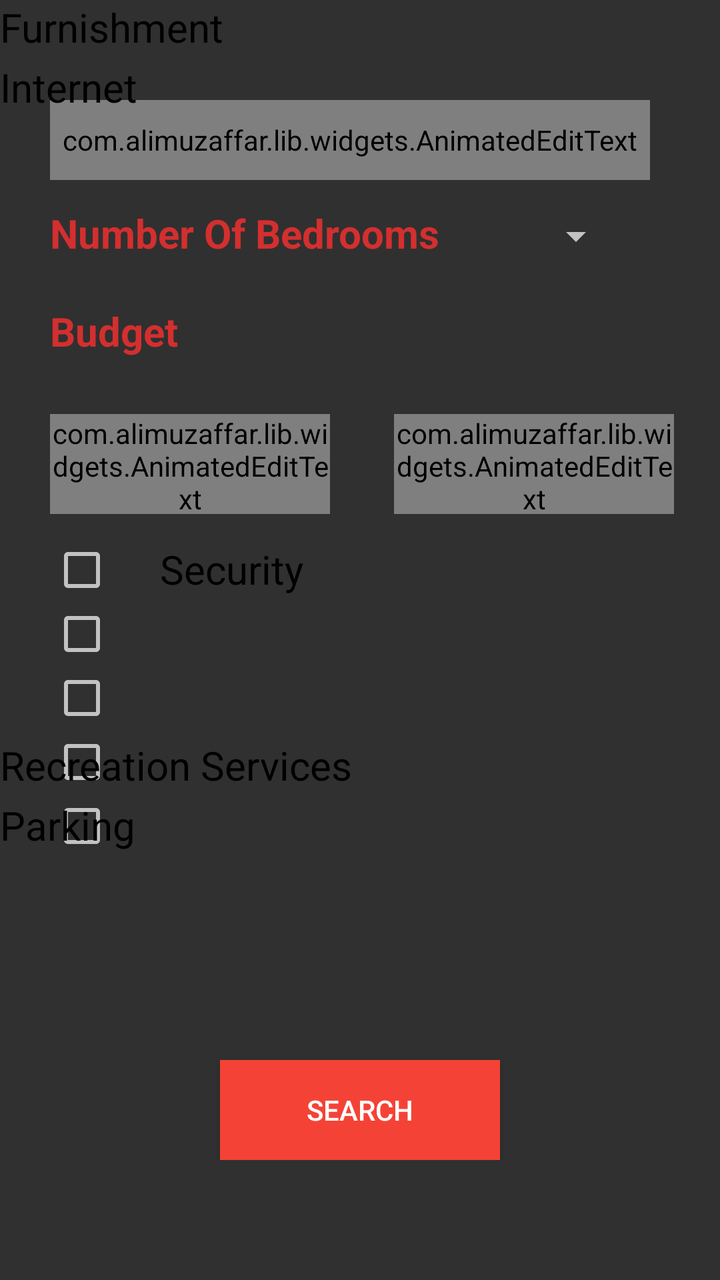
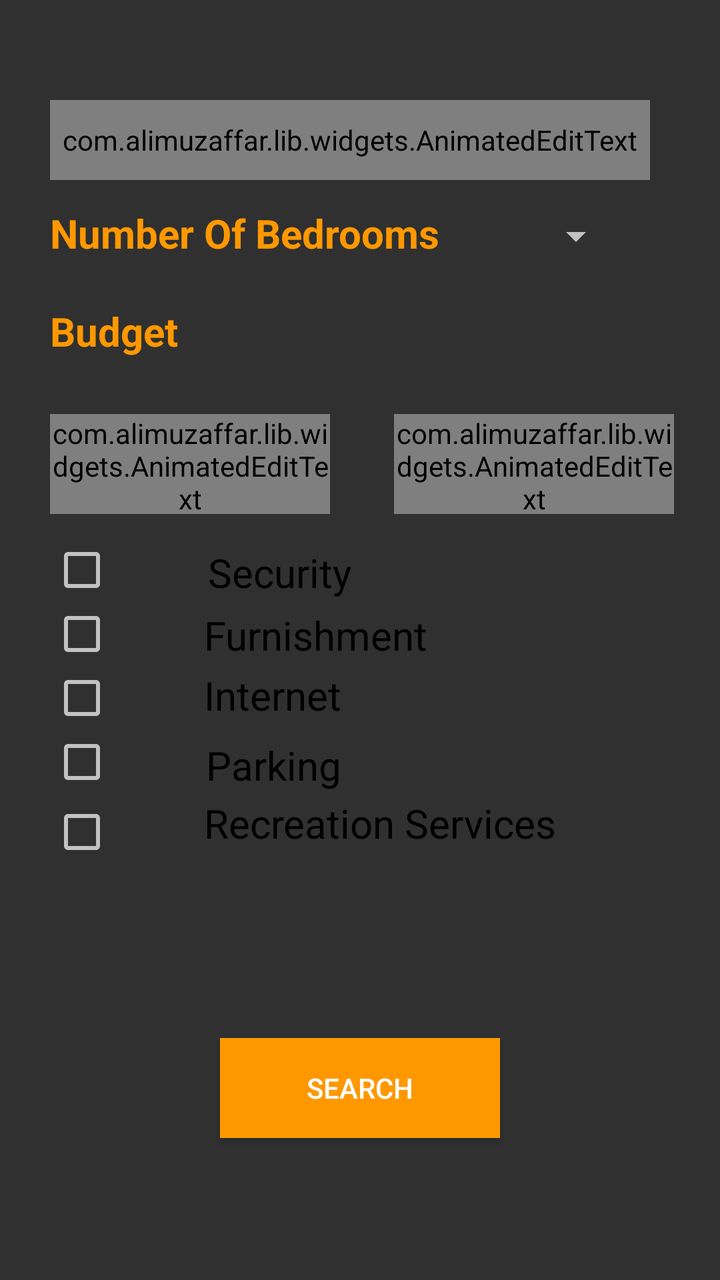

Screens rendered from an Android XML layout before and after an edit, with the pre-edit source and the edit as a unified diff.
<!-- AndroidManifest.xml: application theme Theme.AppCompat.NoActionBar -->
<!-- res/layout/requirementlayout.xml -->
<?xml version="1.0" encoding="utf-8"?>
<androidx.core.widget.NestedScrollView
    android:layout_width="match_parent"
    android:layout_height="match_parent"
    xmlns:app="http://schemas.android.com/apk/res-auto"
    app:layout_behavior="@string/appbar_scrolling_view_behavior"
    xmlns:android="http://schemas.android.com/apk/res/android">

    <RelativeLayout
        xmlns:android="http://schemas.android.com/apk/res/android"
        android:layout_width="match_parent"
        android:layout_height="580dp"
        android:id="@+id/requirement_fragment_layout">

        <com.alimuzaffar.lib.widgets.AnimatedEditText
            android:layout_width="300dp"
            android:layout_height="40dp"
            android:layout_marginTop="50dp"
            android:id="@+id/locationtolive"
            android:hint="Where do you want to live?"
            android:layout_marginLeft="25dp"
            android:layout_alignParentTop="true" />

        <TextView
            android:id="@+id/bedrroomnuber"
            android:layout_width="280dp"
            android:layout_height="30dp"
            android:layout_marginTop="13dp"
            android:text="Number Of Bedrooms"
            android:textColor="@color/colorPrimaryDark"
            android:textSize="20dp"
            android:textStyle="bold"
            android:layout_below="@+id/locationtolive"
            android:layout_alignLeft="@+id/locationtolive"
            android:layout_alignStart="@+id/locationtolive" />
        <Spinner
            android:layout_width="60dp"
            android:layout_height="30dp"
            android:id="@+id/numberofbedroomsspinner1"
            android:layout_alignTop="@+id/bedrroomnuber"
            android:layout_alignParentRight="true"
            android:layout_alignParentEnd="true"
            android:layout_marginRight="48dp"
            android:layout_marginEnd="48dp"></Spinner>

        <TextView
            android:id="@+id/propertybudget"
            android:layout_width="150dp"
            android:layout_height="30dp"
            android:layout_alignLeft="@+id/bedrroomnuber"
            android:layout_alignStart="@+id/bedrroomnuber"
            android:layout_below="@+id/bedrroomnuber"
            android:layout_marginTop="19dp"
            android:text="Budget"
            android:textColor="@color/colorPrimaryDark"
            android:textSize="20dp"
            android:textStyle="bold" />
        <com.alimuzaffar.lib.widgets.AnimatedEditText
            android:layout_width="140dp"
            android:layout_height="50dp"
            android:hint="Min"
            android:textSize="20dp"
            android:layout_below="@+id/propertybudget"
            android:id="@+id/minbudget"
            android:layout_alignLeft="@+id/propertybudget"
            android:layout_alignStart="@+id/propertybudget"
            android:layout_marginTop="25dp" />

        <com.alimuzaffar.lib.widgets.AnimatedEditText
            android:layout_width="140dp"
            android:layout_height="50dp"
            android:hint="Max"
            android:textSize="20dp"
            android:id="@+id/maxbudget"
            android:layout_alignBaseline="@+id/minbudget"
            android:layout_alignBottom="@+id/minbudget"
            android:layout_alignParentRight="true"
            android:layout_alignParentEnd="true"
            android:layout_marginRight="23dp"
            android:layout_marginEnd="23dp" />


        <CheckBox
            android:id="@+id/securitycheckbox1"
            android:layout_width="wrap_content"
            android:layout_height="wrap_content"
            android:layout_marginTop="12dp"
            android:layout_below="@+id/minbudget"
            android:layout_alignLeft="@+id/minbudget"
            android:layout_alignStart="@+id/minbudget" />

        <CheckBox
            android:layout_width="wrap_content"
            android:layout_height="wrap_content"
            android:id="@+id/furnishmentchechbox1"
            android:layout_below="@+id/securitycheckbox1"
            android:layout_alignLeft="@+id/securitycheckbox1"
            android:layout_alignStart="@+id/securitycheckbox1" />
        <CheckBox
            android:layout_width="wrap_content"
            android:layout_height="wrap_content"
            android:id="@+id/internetcheckbox1"
            android:layout_below="@+id/furnishmentchechbox1"
            android:layout_alignLeft="@+id/furnishmentchechbox1"
            android:layout_alignStart="@+id/furnishmentchechbox1" />
        <CheckBox
            android:layout_width="wrap_content"
            android:layout_height="wrap_content"
            android:id="@+id/recreationcheckbox1"
            android:layout_below="@+id/internetcheckbox1"
            android:layout_alignLeft="@+id/internetcheckbox1"
            android:layout_alignStart="@+id/internetcheckbox1" />
        <CheckBox
            android:layout_width="wrap_content"
            android:layout_height="wrap_content"
            android:id="@+id/parkingcheckbox1"
            android:layout_below="@+id/recreationcheckbox1"
            android:layout_alignLeft="@+id/recreationcheckbox1"
            android:layout_alignStart="@+id/recreationcheckbox1" />

        <TextView
            android:layout_width="200dp"
            android:layout_height="30dp"

            android:text="Security"
            android:textSize="20dp"
            android:textColor="@android:color/black"
            android:layout_above="@+id/furnishmentchechbox1"
            android:layout_centerHorizontal="true" />

        <TextView
            android:layout_width="200dp"
            android:layout_height="30dp"
            android:text="Furnishment"
            android:textSize="20dp"
            android:id="@+id/furnishmenthead"
            android:textColor="@android:color/black" />
        <TextView
            android:layout_width="200dp"
            android:layout_height="30dp"
            android:id="@+id/Internethead"
            android:text="Internet"
            android:textSize="20dp"
            android:textColor="@android:color/black"
            android:layout_below="@+id/furnishmenthead"
            android:layout_alignLeft="@+id/furnishmenthead"
            android:layout_alignStart="@+id/furnishmenthead" />
        <TextView
            android:layout_width="200dp"
            android:layout_height="30dp"
            android:id="@+id/recreationhead"
            android:text="Recreation Services"
            android:textSize="20dp"
            android:textColor="@android:color/black"
            android:layout_above="@+id/parkinghead"
            android:layout_alignLeft="@+id/parkinghead"
            android:layout_alignStart="@+id/parkinghead" />
        <TextView
            android:layout_width="200dp"
            android:layout_height="30dp"
            android:id="@+id/parkinghead"
            android:text="Parking"
            android:textSize="20dp"
            android:textColor="@android:color/black"
            android:layout_alignBottom="@+id/parkingcheckbox1"
            android:layout_alignLeft="@+id/Internethead"
            android:layout_alignStart="@+id/Internethead" />

        <Button
            android:layout_width="140dp"
            android:layout_height="50dp"
            android:text="Search"


            android:id="@+id/searchbutton"
            android:textColor="@android:color/white"
            android:background="@color/colorPrimary"
            android:layout_marginBottom="11dp"
            android:layout_alignParentBottom="true"
            android:layout_centerHorizontal="true" />

    </RelativeLayout>
</androidx.core.widget.NestedScrollView>
<!-- resources referenced by this layout -->
<resources>
  <color name="colorPrimary">#F44336</color>
  <color name="colorPrimaryDark">#D32F2F</color>
</resources>

<!-- the commit's change to res/layout/requirementlayout.xml (unified diff, before → after) -->
@@ -1,183 +1,213 @@
 <?xml version="1.0" encoding="utf-8"?>
-<androidx.core.widget.NestedScrollView
+<RelativeLayout xmlns:android="http://schemas.android.com/apk/res/android"
+    xmlns:app="http://schemas.android.com/apk/res-auto"
     android:layout_width="match_parent"
     android:layout_height="match_parent"
-    xmlns:app="http://schemas.android.com/apk/res-auto"
-    app:layout_behavior="@string/appbar_scrolling_view_behavior"
-    xmlns:android="http://schemas.android.com/apk/res/android">
+    app:layout_behavior="@string/appbar_scrolling_view_behavior">
 
     <RelativeLayout
-        xmlns:android="http://schemas.android.com/apk/res/android"
+        android:id="@+id/requirement_fragment_layout"
         android:layout_width="match_parent"
         android:layout_height="580dp"
-        android:id="@+id/requirement_fragment_layout">
+        android:layout_alignParentStart="true"
+        android:layout_alignParentTop="true">
 
         <com.alimuzaffar.lib.widgets.AnimatedEditText
+            android:id="@+id/locationtolive"
             android:layout_width="300dp"
             android:layout_height="40dp"
+            android:layout_alignParentTop="true"
+            android:layout_marginLeft="25dp"
             android:layout_marginTop="50dp"
-            android:id="@+id/locationtolive"
-            android:hint="Where do you want to live?"
-            android:layout_marginLeft="25dp"
-            android:layout_alignParentTop="true" />
+            android:hint="Where do you want to live?" />
 
         <TextView
             android:id="@+id/bedrroomnuber"
             android:layout_width="280dp"
             android:layout_height="30dp"
+            android:layout_below="@+id/locationtolive"
+            android:layout_alignStart="@+id/locationtolive"
+            android:layout_alignLeft="@+id/locationtolive"
             android:layout_marginTop="13dp"
             android:text="Number Of Bedrooms"
-            android:textColor="@color/colorPrimaryDark"
+            android:textColor="#FF9800"
             android:textSize="20dp"
-            android:textStyle="bold"
-            android:layout_below="@+id/locationtolive"
-            android:layout_alignLeft="@+id/locationtolive"
-            android:layout_alignStart="@+id/locationtolive" />
+            android:textStyle="bold" />
+
         <Spinner
+            android:id="@+id/numberofbedroomsspinner1"
             android:layout_width="60dp"
             android:layout_height="30dp"
-            android:id="@+id/numberofbedroomsspinner1"
             android:layout_alignTop="@+id/bedrroomnuber"
+            android:layout_alignParentEnd="true"
             android:layout_alignParentRight="true"
-            android:layout_alignParentEnd="true"
-            android:layout_marginRight="48dp"
-            android:layout_marginEnd="48dp"></Spinner>
+            android:layout_marginEnd="48dp"
+            android:layout_marginRight="48dp"></Spinner>
 
         <TextView
             android:id="@+id/propertybudget"
             android:layout_width="150dp"
             android:layout_height="30dp"
+            android:layout_below="@+id/bedrroomnuber"
+            android:layout_alignStart="@+id/bedrroomnuber"
             android:layout_alignLeft="@+id/bedrroomnuber"
-            android:layout_alignStart="@+id/bedrroomnuber"
-            android:layout_below="@+id/bedrroomnuber"
             android:layout_marginTop="19dp"
             android:text="Budget"
-            android:textColor="@color/colorPrimaryDark"
+            android:textColor="#FF9800"
             android:textSize="20dp"
             android:textStyle="bold" />
+
         <com.alimuzaffar.lib.widgets.AnimatedEditText
+            android:id="@+id/minbudget"
             android:layout_width="140dp"
             android:layout_height="50dp"
+            android:layout_below="@+id/propertybudget"
+            android:layout_alignStart="@+id/propertybudget"
+            android:layout_alignLeft="@+id/propertybudget"
+            android:layout_marginTop="25dp"
             android:hint="Min"
-            android:textSize="20dp"
-            android:layout_below="@+id/propertybudget"
-            android:id="@+id/minbudget"
-            android:layout_alignLeft="@+id/propertybudget"
-            android:layout_alignStart="@+id/propertybudget"
-            android:layout_marginTop="25dp" />
+            android:textSize="20dp" />
 
         <com.alimuzaffar.lib.widgets.AnimatedEditText
+            android:id="@+id/maxbudget"
             android:layout_width="140dp"
             android:layout_height="50dp"
-            android:hint="Max"
-            android:textSize="20dp"
-            android:id="@+id/maxbudget"
             android:layout_alignBaseline="@+id/minbudget"
             android:layout_alignBottom="@+id/minbudget"
+            android:layout_alignParentEnd="true"
             android:layout_alignParentRight="true"
-            android:layout_alignParentEnd="true"
+            android:layout_marginEnd="23dp"
             android:layout_marginRight="23dp"
-            android:layout_marginEnd="23dp" />
+            android:hint="Max"
+            android:textSize="20dp" />
 
 
         <CheckBox
             android:id="@+id/securitycheckbox1"
             android:layout_width="wrap_content"
             android:layout_height="wrap_content"
-            android:layout_marginTop="12dp"
             android:layout_below="@+id/minbudget"
+            android:layout_alignStart="@+id/minbudget"
             android:layout_alignLeft="@+id/minbudget"
-            android:layout_alignStart="@+id/minbudget" />
-
-        <CheckBox
-            android:layout_width="wrap_content"
-            android:layout_height="wrap_content"
+            android:layout_marginTop="12dp" />
+
+        <CheckBox
             android:id="@+id/furnishmentchechbox1"
+            android:layout_width="wrap_content"
+            android:layout_height="wrap_content"
             android:layout_below="@+id/securitycheckbox1"
-            android:layout_alignLeft="@+id/securitycheckbox1"
-            android:layout_alignStart="@+id/securitycheckbox1" />
-        <CheckBox
-            android:layout_width="wrap_content"
-            android:layout_height="wrap_content"
+            android:layout_alignStart="@+id/securitycheckbox1"
+            android:layout_alignLeft="@+id/securitycheckbox1" />
+
+        <CheckBox
             android:id="@+id/internetcheckbox1"
+            android:layout_width="wrap_content"
+            android:layout_height="wrap_content"
             android:layout_below="@+id/furnishmentchechbox1"
-            android:layout_alignLeft="@+id/furnishmentchechbox1"
-            android:layout_alignStart="@+id/furnishmentchechbox1" />
-        <CheckBox
-            android:layout_width="wrap_content"
-            android:layout_height="wrap_content"
+            android:layout_alignStart="@+id/furnishmentchechbox1"
+            android:layout_alignLeft="@+id/furnishmentchechbox1" />
+
+        <CheckBox
             android:id="@+id/recreationcheckbox1"
+            android:layout_width="wrap_content"
+            android:layout_height="wrap_content"
             android:layout_below="@+id/internetcheckbox1"
-            android:layout_alignLeft="@+id/internetcheckbox1"
-            android:layout_alignStart="@+id/internetcheckbox1" />
-        <CheckBox
-            android:layout_width="wrap_content"
-            android:layout_height="wrap_content"
+            android:layout_alignStart="@+id/internetcheckbox1"
+            android:layout_alignLeft="@+id/internetcheckbox1" />
+
+        <CheckBox
             android:id="@+id/parkingcheckbox1"
+            android:layout_width="wrap_content"
+            android:layout_height="wrap_content"
             android:layout_below="@+id/recreationcheckbox1"
+            android:layout_alignStart="@+id/recreationcheckbox1"
             android:layout_alignLeft="@+id/recreationcheckbox1"
-            android:layout_alignStart="@+id/recreationcheckbox1" />
-
-        <TextView
-            android:layout_width="200dp"
-            android:layout_height="30dp"
-
+            android:layout_marginStart="0dp"
+            android:layout_marginLeft="0dp"
+            android:layout_marginTop="3dp" />
+
+        <TextView
+            android:layout_width="200dp"
+            android:layout_height="30dp"
+
+            android:layout_above="@+id/furnishmentchechbox1"
+            android:layout_alignParentStart="true"
+            android:layout_alignParentLeft="true"
+            android:layout_marginStart="104dp"
+            android:layout_marginLeft="104dp"
+            android:layout_marginBottom="-2dp"
             android:text="Security"
-            android:textSize="20dp"
-            android:textColor="@android:color/black"
-            android:layout_above="@+id/furnishmentchechbox1"
-            android:layout_centerHorizontal="true" />
-
-        <TextView
-            android:layout_width="200dp"
-            android:layout_height="30dp"
+            android:textColor="@android:color/black"
+            android:textSize="20dp" />
+
+        <TextView
+            android:id="@+id/furnishmenthead"
+            android:layout_width="200dp"
+            android:layout_height="30dp"
+            android:layout_alignParentStart="true"
+            android:layout_alignParentLeft="true"
+            android:layout_alignParentBottom="true"
+            android:layout_marginStart="102dp"
+            android:layout_marginLeft="102dp"
+            android:layout_marginBottom="246dp"
             android:text="Furnishment"
-            android:textSize="20dp"
-            android:id="@+id/furnishmenthead"
-            android:textColor="@android:color/black" />
-        <TextView
-            android:layout_width="200dp"
-            android:layout_height="30dp"
+            android:textColor="@android:color/black"
+            android:textSize="20dp" />
+
+        <TextView
             android:id="@+id/Internethead"
+            android:layout_width="200dp"
+            android:layout_height="30dp"
+            android:layout_alignStart="@+id/furnishmenthead"
+            android:layout_alignLeft="@+id/furnishmenthead"
+            android:layout_alignParentBottom="true"
+            android:layout_marginStart="0dp"
+            android:layout_marginLeft="0dp"
+            android:layout_marginBottom="216dp"
             android:text="Internet"
-            android:textSize="20dp"
-            android:textColor="@android:color/black"
-            android:layout_below="@+id/furnishmenthead"
-            android:layout_alignLeft="@+id/furnishmenthead"
-            android:layout_alignStart="@+id/furnishmenthead" />
-        <TextView
-            android:layout_width="200dp"
-            android:layout_height="30dp"
+            android:textColor="@android:color/black"
+            android:textSize="20dp" />
+
+        <TextView
             android:id="@+id/recreationhead"
+            android:layout_width="200dp"
+            android:layout_height="30dp"
+            android:layout_alignParentStart="true"
+            android:layout_alignParentLeft="true"
+            android:layout_alignParentBottom="true"
+            android:layout_marginStart="102dp"
+            android:layout_marginLeft="102dp"
+            android:layout_marginBottom="152dp"
             android:text="Recreation Services"
-            android:textSize="20dp"
-            android:textColor="@android:color/black"
-            android:layout_above="@+id/parkinghead"
-            android:layout_alignLeft="@+id/parkinghead"
-            android:layout_alignStart="@+id/parkinghead" />
-        <TextView
-            android:layout_width="200dp"
-            android:layout_height="30dp"
+            android:textColor="@android:color/black"
+            android:textSize="20dp" />
+
+        <TextView
             android:id="@+id/parkinghead"
+            android:layout_width="200dp"
+            android:layout_height="30dp"
+            android:layout_alignStart="@+id/Internethead"
+            android:layout_alignLeft="@+id/Internethead"
+            android:layout_alignBottom="@+id/parkingcheckbox1"
+            android:layout_marginStart="1dp"
+            android:layout_marginLeft="1dp"
+            android:layout_marginBottom="33dp"
             android:text="Parking"
-            android:textSize="20dp"
-            android:textColor="@android:color/black"
-            android:layout_alignBottom="@+id/parkingcheckbox1"
-            android:layout_alignLeft="@+id/Internethead"
-            android:layout_alignStart="@+id/Internethead" />
+            android:textColor="@android:color/black"
+            android:textSize="20dp" />
 
         <Button
+            android:id="@+id/searchbutton"
             android:layout_width="140dp"
             android:layout_height="50dp"
+
+
+            android:layout_alignParentBottom="true"
+            android:layout_centerHorizontal="true"
+            android:layout_marginBottom="11dp"
+            android:background="#FF9800"
             android:text="Search"
-
-
-            android:id="@+id/searchbutton"
-            android:textColor="@android:color/white"
-            android:background="@color/colorPrimary"
-            android:layout_marginBottom="11dp"
-            android:layout_alignParentBottom="true"
-            android:layout_centerHorizontal="true" />
+            android:textColor="@android:color/white" />
 
     </RelativeLayout>
-</androidx.core.widget.NestedScrollView>
+</RelativeLayout>
<!-- resource entries referenced after the edit -->
@@ -1,6 +1,5 @@
 <!-- resources referenced by this layout -->
 <resources>
-  <color name="colorPrimary">#F44336</color>
-  <color name="colorPrimaryDark">#D32F2F</color>
+
 </resources>
 
